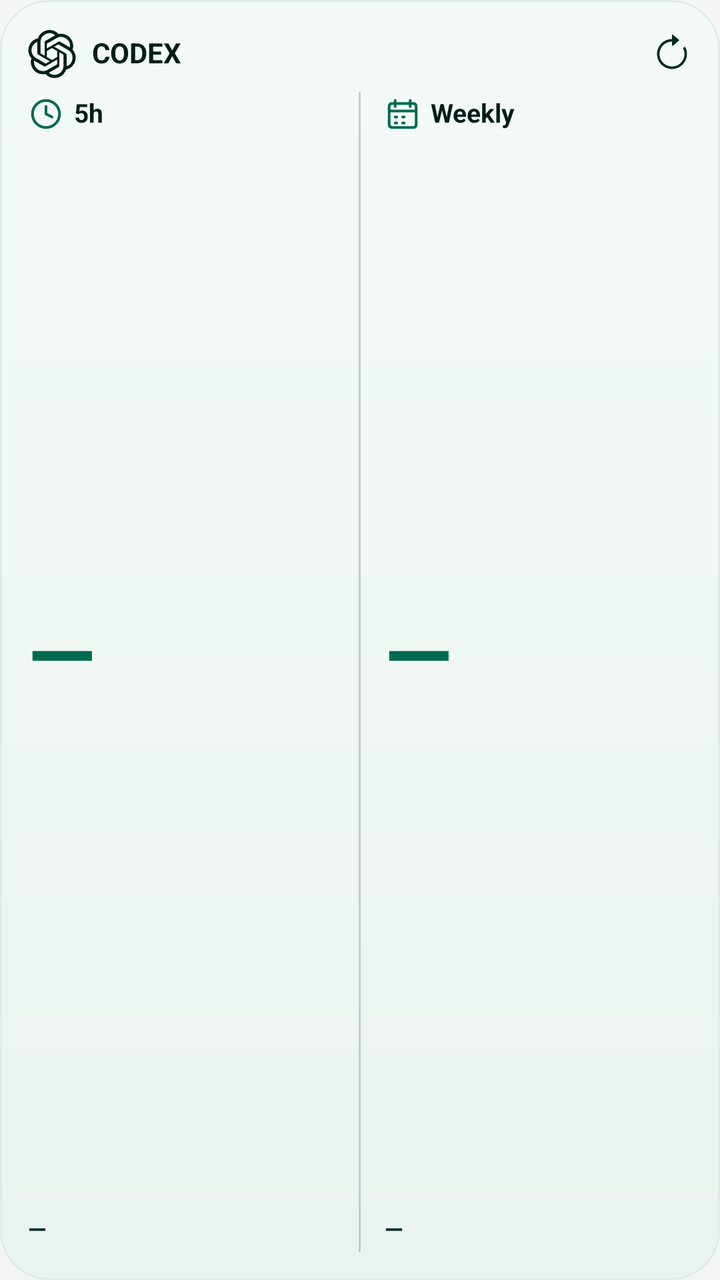
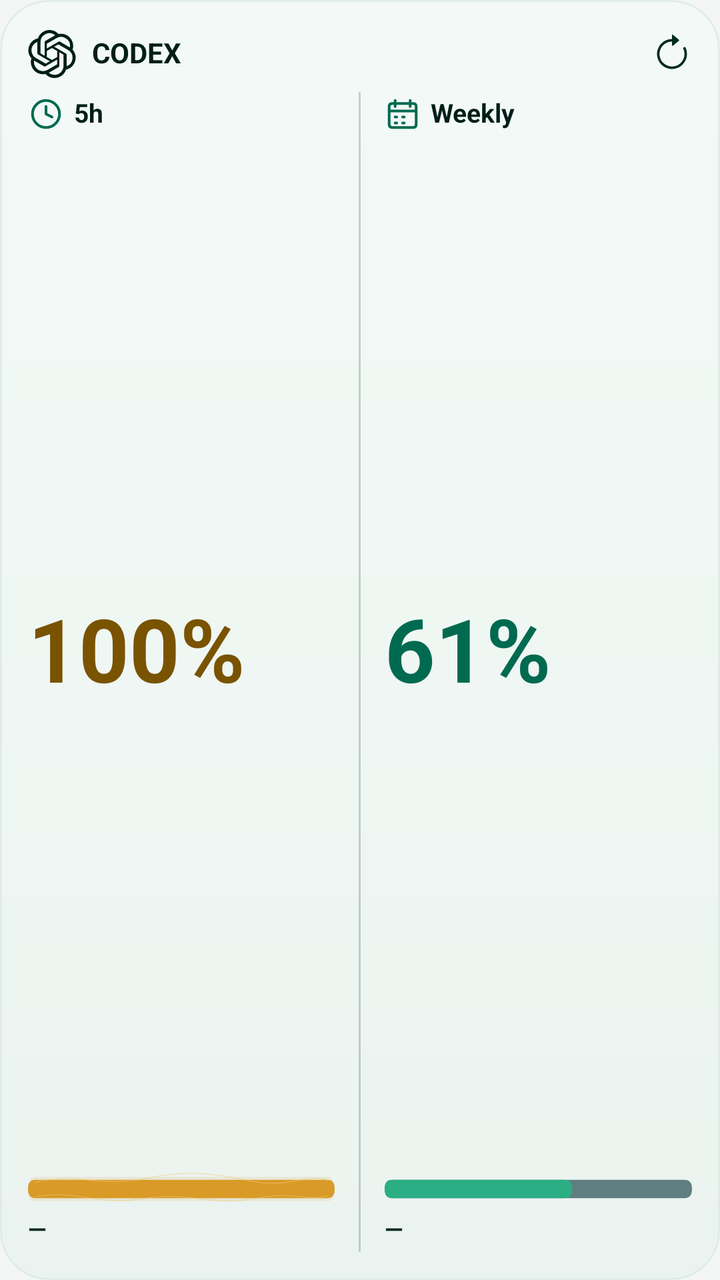

Two renders of the same Android screen: before a commit and after it. Below are the layout's source before the change and the commit's diff.
<!-- AndroidManifest.xml: application theme AppTheme -->
<!-- res/layout/usage_widget_glass_preview.xml -->
<?xml version="1.0" encoding="utf-8"?>
<FrameLayout xmlns:android="http://schemas.android.com/apk/res/android" android:id="@+id/widget_root" android:clipToOutline="true" android:layout_width="match_parent" android:layout_height="match_parent" android:background="@drawable/widget_glass_background" android:layoutDirection="ltr">
    <FrameLayout android:id="@+id/widget_content" android:layout_width="match_parent" android:layout_height="match_parent">
        <LinearLayout android:layout_width="match_parent" android:layout_height="match_parent" android:orientation="vertical" android:padding="14dp" android:layoutDirection="ltr" android:baselineAligned="false">
            <LinearLayout android:layout_width="match_parent" android:layout_height="26dp" android:orientation="horizontal" android:gravity="center_vertical" android:baselineAligned="false">
                <ImageView android:layout_width="24dp" android:layout_height="24dp" android:src="@drawable/ic_widget_glass_gpt" android:importantForAccessibility="no" />
                <TextView android:layout_width="wrap_content" android:layout_height="wrap_content" android:textSize="14sp" android:textColor="@color/widget_glass_text" android:includeFontPadding="false" android:maxLines="1" android:fontFamily="sans-serif" android:layout_marginStart="8dp" android:text="@string/widget_title" android:textStyle="bold" />
                <ImageView android:layout_width="0dp" android:layout_height="1dp" android:layout_weight="1" android:importantForAccessibility="no" />
                <TextView android:layout_width="wrap_content" android:layout_height="wrap_content" android:textSize="10sp" android:textColor="@color/widget_glass_muted" android:includeFontPadding="false" android:maxLines="1" android:fontFamily="sans-serif" android:id="@+id/widget_status" android:ellipsize="end" android:layout_marginEnd="3dp" android:visibility="gone" />
                <ImageView android:layout_width="28dp" android:layout_height="28dp" android:src="@drawable/ic_widget_glass_refresh" android:importantForAccessibility="yes" android:padding="4dp" android:contentDescription="@string/widget_refresh_description" android:visibility="invisible" />
            </LinearLayout>
            <LinearLayout android:layout_width="match_parent" android:layout_height="0dp" android:layout_weight="1" android:layout_marginTop="6dp" android:orientation="horizontal" android:baselineAligned="false">
                <LinearLayout android:layout_width="0dp" android:layout_height="match_parent" android:layout_weight="1" android:orientation="vertical" android:gravity="center_vertical" android:baselineAligned="false">
                    <LinearLayout android:layout_width="match_parent" android:layout_height="22dp" android:orientation="horizontal" android:gravity="center_vertical" android:baselineAligned="false">
                        <ImageView android:layout_width="18dp" android:layout_height="18dp" android:src="@drawable/ic_widget_glass_clock" android:importantForAccessibility="no" />
                        <TextView android:layout_width="wrap_content" android:layout_height="wrap_content" android:textSize="13sp" android:textColor="@color/widget_glass_text" android:includeFontPadding="false" android:maxLines="1" android:fontFamily="sans-serif" android:layout_marginStart="5dp" android:text="@string/widget_period_5h" android:textStyle="bold" />
                    </LinearLayout>
                    <FrameLayout android:layout_width="match_parent" android:layout_height="0dp" android:layout_weight="1">
                        <ImageView android:id="@+id/widget_primary_ring" android:layout_width="match_parent" android:layout_height="match_parent" android:scaleType="fitCenter" android:importantForAccessibility="no" android:visibility="gone" />
                        <TextView android:layout_width="match_parent" android:layout_height="match_parent" android:textSize="40sp" android:textColor="@color/widget_glass_primary" android:includeFontPadding="false" android:maxLines="1" android:fontFamily="sans-serif" android:id="@+id/widget_primary_value" android:gravity="center_vertical" android:autoSizeTextType="uniform" android:autoSizeMinTextSize="14sp" android:autoSizeMaxTextSize="44sp" android:autoSizeStepGranularity="1sp" android:text="@string/widget_unknown" android:textStyle="bold" />
                    </FrameLayout>
                    <ImageView android:id="@+id/widget_primary_progress" android:layout_width="match_parent" android:layout_height="7dp" android:layout_marginTop="3dp" android:layout_marginBottom="5dp" android:visibility="visible" android:scaleType="fitXY" android:importantForAccessibility="no" />
                    <TextView android:layout_width="match_parent" android:layout_height="22dp" android:textSize="12sp" android:textColor="@color/widget_glass_muted" android:includeFontPadding="false" android:maxLines="1" android:fontFamily="sans-serif" android:id="@+id/widget_primary_countdown" android:gravity="center_vertical" android:autoSizeTextType="uniform" android:autoSizeMinTextSize="8sp" android:autoSizeMaxTextSize="12sp" android:autoSizeStepGranularity="1sp" android:text="@string/widget_unknown" android:textStyle="bold" />
                </LinearLayout>
                <ImageView android:layout_width="1dp" android:layout_height="match_parent" android:background="@color/widget_glass_divider" android:layout_marginStart="12dp" android:layout_marginEnd="12dp" android:importantForAccessibility="no" />
                <LinearLayout android:layout_width="0dp" android:layout_height="match_parent" android:layout_weight="1" android:orientation="vertical" android:gravity="center_vertical" android:baselineAligned="false">
                    <LinearLayout android:layout_width="match_parent" android:layout_height="22dp" android:orientation="horizontal" android:gravity="center_vertical" android:baselineAligned="false">
                        <ImageView android:layout_width="18dp" android:layout_height="18dp" android:src="@drawable/ic_widget_glass_calendar" android:importantForAccessibility="no" />
                        <TextView android:layout_width="wrap_content" android:layout_height="wrap_content" android:textSize="13sp" android:textColor="@color/widget_glass_text" android:includeFontPadding="false" android:maxLines="1" android:fontFamily="sans-serif" android:layout_marginStart="5dp" android:text="@string/widget_period_weekly" android:textStyle="bold" />
                    </LinearLayout>
                    <FrameLayout android:layout_width="match_parent" android:layout_height="0dp" android:layout_weight="1">
                        <ImageView android:id="@+id/widget_weekly_ring" android:layout_width="match_parent" android:layout_height="match_parent" android:scaleType="fitCenter" android:importantForAccessibility="no" android:visibility="gone" />
                        <TextView android:layout_width="match_parent" android:layout_height="match_parent" android:textSize="40sp" android:textColor="@color/widget_glass_weekly" android:includeFontPadding="false" android:maxLines="1" android:fontFamily="sans-serif" android:id="@+id/widget_weekly_value" android:gravity="center_vertical" android:autoSizeTextType="uniform" android:autoSizeMinTextSize="14sp" android:autoSizeMaxTextSize="44sp" android:autoSizeStepGranularity="1sp" android:text="@string/widget_unknown" android:textStyle="bold" />
                    </FrameLayout>
                    <ImageView android:id="@+id/widget_weekly_progress" android:layout_width="match_parent" android:layout_height="7dp" android:layout_marginTop="3dp" android:layout_marginBottom="5dp" android:visibility="visible" android:scaleType="fitXY" android:importantForAccessibility="no" />
                    <TextView android:layout_width="match_parent" android:layout_height="22dp" android:textSize="12sp" android:textColor="@color/widget_glass_muted" android:includeFontPadding="false" android:maxLines="1" android:fontFamily="sans-serif" android:id="@+id/widget_weekly_countdown" android:gravity="center_vertical" android:autoSizeTextType="uniform" android:autoSizeMinTextSize="8sp" android:autoSizeMaxTextSize="12sp" android:autoSizeStepGranularity="1sp" android:text="@string/widget_unknown" android:textStyle="bold" />
                </LinearLayout>
            </LinearLayout>
        </LinearLayout>
    </FrameLayout>
    <ImageView android:id="@+id/widget_loading_overlay" android:layout_width="match_parent" android:layout_height="match_parent" android:scaleType="fitXY" android:visibility="gone" android:importantForAccessibility="no" />
    <FrameLayout android:id="@+id/widget_refresh" android:layout_width="48dp" android:layout_height="48dp" android:layout_gravity="top|end" android:contentDescription="@string/widget_refresh_description" android:paddingStart="14dp" android:paddingEnd="14dp" android:paddingTop="17dp" android:paddingBottom="11dp">
        <ImageView android:id="@+id/widget_refresh_icon" android:layout_width="match_parent" android:layout_height="match_parent" android:src="@drawable/ic_widget_glass_refresh" android:importantForAccessibility="no" />
        <FrameLayout android:id="@+id/widget_refresh_animation" android:layout_width="match_parent" android:layout_height="match_parent" android:importantForAccessibility="no" />
    </FrameLayout>
</FrameLayout>
<!-- resources referenced by this layout -->
<resources>
  <color name="widget_glass_divider">#3000211B</color>
  <color name="widget_glass_muted">#002A22</color>
  <color name="widget_glass_primary">#006A50</color>
  <color name="widget_glass_text">#001E18</color>
  <color name="widget_glass_weekly">#006A50</color>
  <!-- drawable ic_widget_glass_clock (drawable) -->
  <?xml version='1.0' encoding='utf-8'?>
  <vector xmlns:android="http://schemas.android.com/apk/res/android" android:width="24dp" android:height="24dp" android:viewportWidth="24" android:viewportHeight="24">
      <path android:fillColor="@android:color/transparent" android:strokeColor="@color/widget_glass_primary" android:strokeWidth="1.8" android:strokeLineCap="round" android:strokeLineJoin="round" android:pathData="M12,3A9,9 0,1 0,12,21A9,9 0,1 0,12,3M12,7V12L16,14" />
  </vector>
  <string name="widget_period_5h" translatable="false">5h</string>
  <string name="widget_period_weekly" translatable="false">Weekly</string>
  <string name="widget_refresh_description">刷新额度</string>
  <string name="widget_title" translatable="false">CODEX</string>
  <string name="widget_unknown" translatable="false">—</string>
  <color name="widget_glass_background_center">#99EDF6F2</color>
  <color name="widget_glass_background_bottom">#99E6F0EC</color>
  <color name="widget_glass_background_top">#99F2FAF7</color>
  <color name="widget_glass_background_border">#99D4E7DF</color>
  <color name="app_accent">#087F6D</color>
  <color name="app_button">#DFEDE6</color>
  <color name="app_text">#183D30</color>
  <color name="app_muted">#65766F</color>
  <color name="app_background">#F3F6F4</color>
  <!-- unchanged entries left out for length: 5 -->
</resources>

<!-- the commit's change to res/layout/usage_widget_glass_preview.xml (unified diff, before → after) -->
@@ -17,9 +17,9 @@
                     </LinearLayout>
                     <FrameLayout android:layout_width="match_parent" android:layout_height="0dp" android:layout_weight="1">
                         <ImageView android:id="@+id/widget_primary_ring" android:layout_width="match_parent" android:layout_height="match_parent" android:scaleType="fitCenter" android:importantForAccessibility="no" android:visibility="gone" />
-                        <TextView android:layout_width="match_parent" android:layout_height="match_parent" android:textSize="40sp" android:textColor="@color/widget_glass_primary" android:includeFontPadding="false" android:maxLines="1" android:fontFamily="sans-serif" android:id="@+id/widget_primary_value" android:gravity="center_vertical" android:autoSizeTextType="uniform" android:autoSizeMinTextSize="14sp" android:autoSizeMaxTextSize="44sp" android:autoSizeStepGranularity="1sp" android:text="@string/widget_unknown" android:textStyle="bold" />
+                        <TextView android:layout_width="match_parent" android:layout_height="match_parent" android:textSize="40sp" android:textColor="@color/widget_quota_full" android:includeFontPadding="false" android:maxLines="1" android:fontFamily="sans-serif" android:id="@+id/widget_primary_value" android:gravity="center_vertical" android:autoSizeTextType="uniform" android:autoSizeMinTextSize="14sp" android:autoSizeMaxTextSize="44sp" android:autoSizeStepGranularity="1sp" android:text="100%" android:textStyle="bold" />
                     </FrameLayout>
-                    <ImageView android:id="@+id/widget_primary_progress" android:layout_width="match_parent" android:layout_height="7dp" android:layout_marginTop="3dp" android:layout_marginBottom="5dp" android:visibility="visible" android:scaleType="fitXY" android:importantForAccessibility="no" />
+                    <ImageView android:id="@+id/widget_primary_progress" android:src="@drawable/widget_gold_silk_preview" android:layout_width="match_parent" android:layout_height="19dp" android:layout_marginTop="0dp" android:layout_marginBottom="0dp" android:visibility="visible" android:scaleType="fitXY" android:importantForAccessibility="no" />
                     <TextView android:layout_width="match_parent" android:layout_height="22dp" android:textSize="12sp" android:textColor="@color/widget_glass_muted" android:includeFontPadding="false" android:maxLines="1" android:fontFamily="sans-serif" android:id="@+id/widget_primary_countdown" android:gravity="center_vertical" android:autoSizeTextType="uniform" android:autoSizeMinTextSize="8sp" android:autoSizeMaxTextSize="12sp" android:autoSizeStepGranularity="1sp" android:text="@string/widget_unknown" android:textStyle="bold" />
                 </LinearLayout>
                 <ImageView android:layout_width="1dp" android:layout_height="match_parent" android:background="@color/widget_glass_divider" android:layout_marginStart="12dp" android:layout_marginEnd="12dp" android:importantForAccessibility="no" />
@@ -30,9 +30,9 @@
                     </LinearLayout>
                     <FrameLayout android:layout_width="match_parent" android:layout_height="0dp" android:layout_weight="1">
                         <ImageView android:id="@+id/widget_weekly_ring" android:layout_width="match_parent" android:layout_height="match_parent" android:scaleType="fitCenter" android:importantForAccessibility="no" android:visibility="gone" />
-                        <TextView android:layout_width="match_parent" android:layout_height="match_parent" android:textSize="40sp" android:textColor="@color/widget_glass_weekly" android:includeFontPadding="false" android:maxLines="1" android:fontFamily="sans-serif" android:id="@+id/widget_weekly_value" android:gravity="center_vertical" android:autoSizeTextType="uniform" android:autoSizeMinTextSize="14sp" android:autoSizeMaxTextSize="44sp" android:autoSizeStepGranularity="1sp" android:text="@string/widget_unknown" android:textStyle="bold" />
+                        <TextView android:layout_width="match_parent" android:layout_height="match_parent" android:textSize="40sp" android:textColor="@color/widget_glass_weekly" android:includeFontPadding="false" android:maxLines="1" android:fontFamily="sans-serif" android:id="@+id/widget_weekly_value" android:gravity="center_vertical" android:autoSizeTextType="uniform" android:autoSizeMinTextSize="14sp" android:autoSizeMaxTextSize="44sp" android:autoSizeStepGranularity="1sp" android:text="61%" android:textStyle="bold" />
                     </FrameLayout>
-                    <ImageView android:id="@+id/widget_weekly_progress" android:layout_width="match_parent" android:layout_height="7dp" android:layout_marginTop="3dp" android:layout_marginBottom="5dp" android:visibility="visible" android:scaleType="fitXY" android:importantForAccessibility="no" />
+                    <ImageView android:id="@+id/widget_weekly_progress" android:src="@drawable/widget_green_progress_preview" android:layout_width="match_parent" android:layout_height="19dp" android:layout_marginTop="0dp" android:layout_marginBottom="0dp" android:visibility="visible" android:scaleType="fitXY" android:importantForAccessibility="no" />
                     <TextView android:layout_width="match_parent" android:layout_height="22dp" android:textSize="12sp" android:textColor="@color/widget_glass_muted" android:includeFontPadding="false" android:maxLines="1" android:fontFamily="sans-serif" android:id="@+id/widget_weekly_countdown" android:gravity="center_vertical" android:autoSizeTextType="uniform" android:autoSizeMinTextSize="8sp" android:autoSizeMaxTextSize="12sp" android:autoSizeStepGranularity="1sp" android:text="@string/widget_unknown" android:textStyle="bold" />
                 </LinearLayout>
             </LinearLayout>
<!-- resource entries referenced after the edit -->
@@ -5,10 +5,32 @@
   <color name="widget_glass_primary">#006A50</color>
   <color name="widget_glass_text">#001E18</color>
   <color name="widget_glass_weekly">#006A50</color>
+  <color name="widget_quota_full">#795300</color>
   <!-- drawable ic_widget_glass_clock (drawable) -->
   <?xml version='1.0' encoding='utf-8'?>
   <vector xmlns:android="http://schemas.android.com/apk/res/android" android:width="24dp" android:height="24dp" android:viewportWidth="24" android:viewportHeight="24">
       <path android:fillColor="@android:color/transparent" android:strokeColor="@color/widget_glass_primary" android:strokeWidth="1.8" android:strokeLineCap="round" android:strokeLineJoin="round" android:pathData="M12,3A9,9 0,1 0,12,21A9,9 0,1 0,12,3M12,7V12L16,14" />
+  </vector>
+  <!-- drawable widget_gold_silk_preview (drawable) -->
+  <?xml version="1.0" encoding="utf-8"?>
+  <vector xmlns:android="http://schemas.android.com/apk/res/android"
+      android:width="140dp" android:height="19dp" android:viewportWidth="1000" android:viewportHeight="100">
+      <path android:fillColor="@color/widget_gold_glow" android:fillAlpha="0.12"
+          android:pathData="M24,18 H976 Q1000,18 1000,50 Q1000,82 976,82 H24 Q0,82 0,50 Q0,18 24,18 Z" />
+      <path android:fillColor="@color/widget_progress_gold"
+          android:pathData="M24,26 H976 Q1000,26 1000,50 Q1000,74 976,74 H24 Q0,74 0,50 Q0,26 24,26 Z" />
+      <path android:strokeColor="@color/widget_gold_silk" android:strokeAlpha="0.65" android:strokeWidth="1.8"
+          android:fillColor="@android:color/transparent" android:strokeLineCap="round"
+          android:pathData="M24,32 C160,6 230,46 380,23 C505,1 590,5 730,30 C850,49 925,6 976,28 M24,70 C160,50 230,95 370,76 C520,54 590,96 735,76 C865,53 920,84 976,68" />
+  </vector>
+  <!-- drawable widget_green_progress_preview (drawable) -->
+  <?xml version="1.0" encoding="utf-8"?>
+  <vector xmlns:android="http://schemas.android.com/apk/res/android"
+      android:width="140dp" android:height="19dp" android:viewportWidth="1000" android:viewportHeight="100">
+      <path android:fillColor="@color/widget_glass_track"
+          android:pathData="M24,26 H976 Q1000,26 1000,50 Q1000,74 976,74 H24 Q0,74 0,50 Q0,26 24,26 Z" />
+      <path android:fillColor="@color/widget_progress_green"
+          android:pathData="M24,26 H586 Q610,26 610,50 Q610,74 586,74 H24 Q0,74 0,50 Q0,26 24,26 Z" />
   </vector>
   <string name="widget_period_5h" translatable="false">5h</string>
   <string name="widget_period_weekly" translatable="false">Weekly</string>
@@ -19,6 +41,11 @@
   <color name="widget_glass_background_bottom">#99E6F0EC</color>
   <color name="widget_glass_background_top">#99F2FAF7</color>
   <color name="widget_glass_background_border">#99D4E7DF</color>
+  <color name="widget_gold_glow">#C78820</color>
+  <color name="widget_progress_gold">#D99A27</color>
+  <color name="widget_gold_silk">#F2C76B</color>
+  <color name="widget_glass_track">#607F80</color>
+  <color name="widget_progress_green">#2BAE83</color>
   <color name="app_accent">#087F6D</color>
   <color name="app_button">#DFEDE6</color>
   <color name="app_text">#183D30</color>
